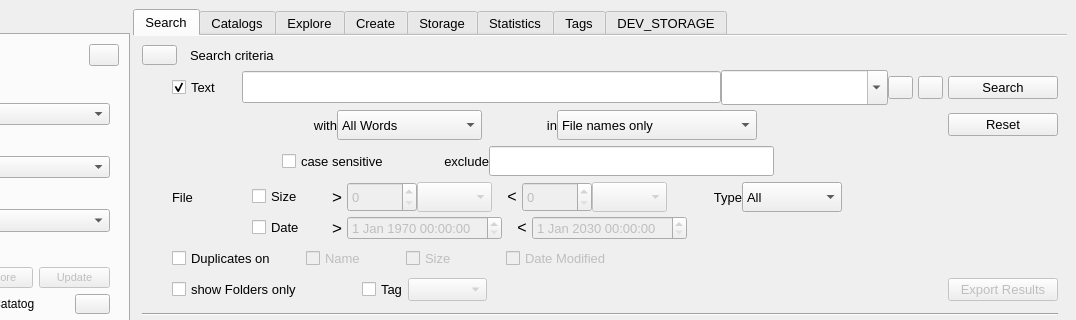
Qt form mainwindow.ui (StephaneCouturier/Katalog) before a commit; both pictures show x 191 to 1267 and y 0 to 320 of the 1267 by 746 pixel window.
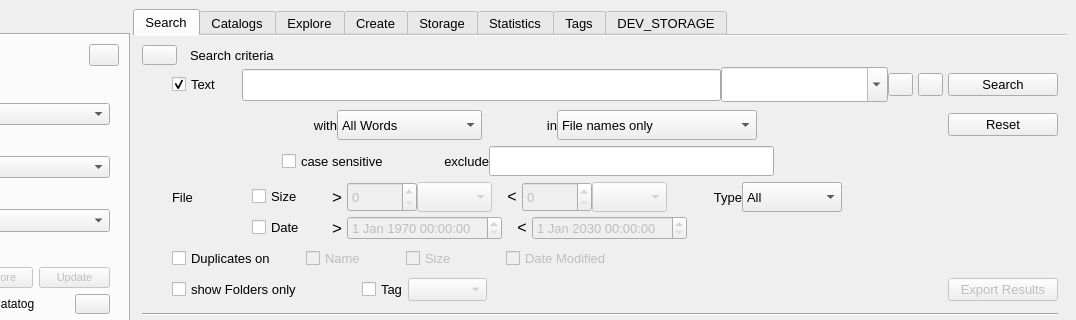
The same form after that commit. Icons and pictures are not drawn. Custom widgets are drawn as their Qt base class.

Commit message: https://github.com/StephaneCouturier/Katalog/issues/321

```diff
--- a/mainwindow.ui
+++ b/mainwindow.ui
@@ -1357,6 +1357,24 @@
                <number>0</number>
               </property>
               <item>
+               <widget class="QWidget" name="Search_widget_TextCriteria" native="true">
+                <layout class="QVBoxLayout" name="verticalLayout_13">
+                 <property name="spacing">
+                  <number>0</number>
+                 </property>
+                 <property name="leftMargin">
+                  <number>0</number>
+                 </property>
+                 <property name="topMargin">
+                  <number>0</number>
+                 </property>
+                 <property name="rightMargin">
+                  <number>0</number>
+                 </property>
+                 <property name="bottomMargin">
+                  <number>0</number>
+                 </property>
+                 <item>
                <layout class="QHBoxLayout" name="Search_horizontalLayout_SearchCriteriaTitleBar">
                 <item>
                  <widget class="QPushButton" name="Search_pushButton_ShowHideSearchCriteria">
@@ -1427,27 +1445,9 @@
                </layout>
               </item>
               <item>
-               <widget class="QWidget" name="Search_widget_SearchCriteria" native="true">
-                <layout class="QVBoxLayout" name="verticalLayout">
-                 <property name="spacing">
-                  <number>0</number>
-                 </property>
-                 <property name="leftMargin">
-                  <number>0</number>
-                 </property>
-                 <property name="topMargin">
-                  <number>0</number>
-                 </property>
-                 <property name="rightMargin">
-                  <number>0</number>
-                 </property>
-                 <property name="bottomMargin">
-                  <number>0</number>
-                 </property>
-                 <item>
                   <layout class="QHBoxLayout" name="Search_horizontalLayout_SearchText">
                    <property name="topMargin">
-                    <number>5</number>
+                    <number>0</number>
                    </property>
                    <property name="bottomMargin">
                     <number>0</number>
@@ -1463,7 +1463,7 @@
                      <property name="minimumSize">
                       <size>
                        <width>30</width>
-                       <height>0</height>
+                       <height>40</height>
                       </size>
                      </property>
                      <property name="maximumSize">
@@ -1685,6 +1685,30 @@
                    </item>
                   </layout>
                  </item>
+                </layout>
+               </widget>
+              </item>
+              <item>
+               <widget class="QWidget" name="Search_widget_SearchCriteria" native="true">
+                <property name="enabled">
+                 <bool>true</bool>
+                </property>
+                <layout class="QVBoxLayout" name="verticalLayout">
+                 <property name="spacing">
+                  <number>0</number>
+                 </property>
+                 <property name="leftMargin">
+                  <number>0</number>
+                 </property>
+                 <property name="topMargin">
+                  <number>0</number>
+                 </property>
+                 <property name="rightMargin">
+                  <number>0</number>
+                 </property>
+                 <property name="bottomMargin">
+                  <number>0</number>
+                 </property>
                  <item>
                   <layout class="QHBoxLayout" name="Search_horizontalLayout_SearchFilters1">
                    <property name="topMargin">
```
Left out of the diff: 33 changed lines with no effect on the pictures. Lines whose indentation alone changed are shown as unchanged.
